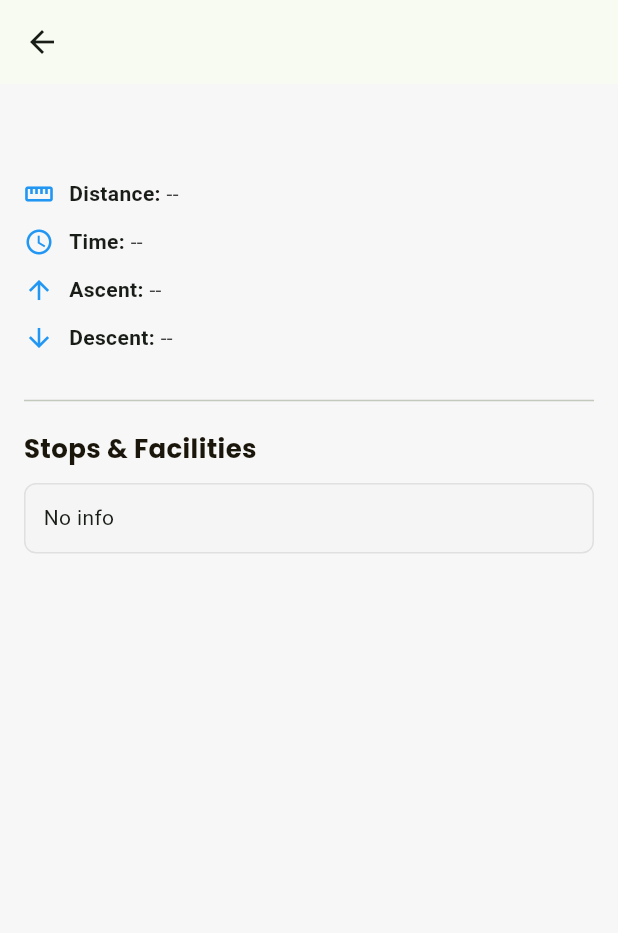
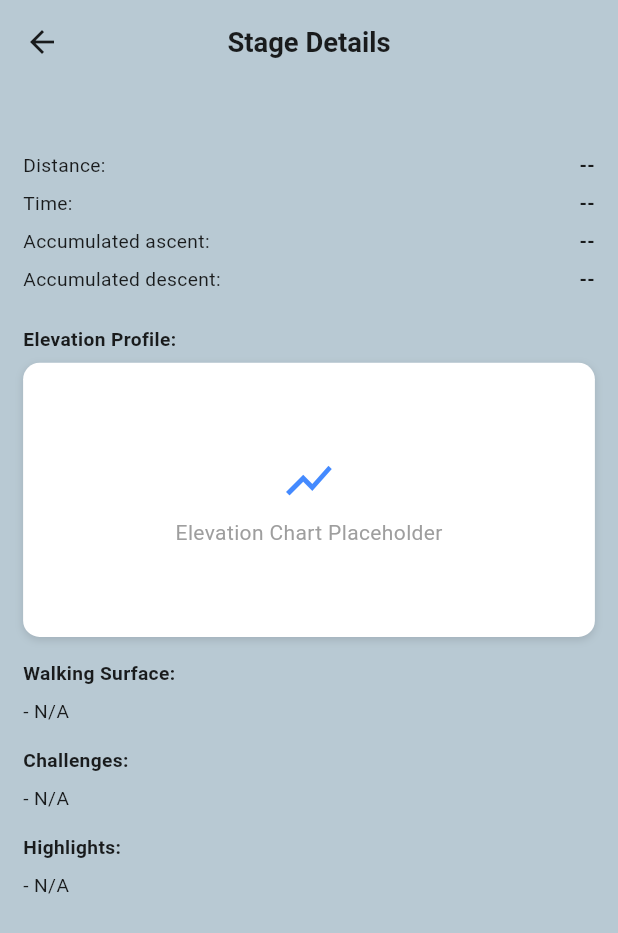
Before and after one commit to NishadMiah/ofline_map, a Flutter app: the StageDetails screen opened directly with empty values, on a phone screen of 412 x 824 dp. Shown: the top 933 px of the screen. Run offline on Flutter 3.47's test engine with Material 3 defaults, Android fonts, the phone set to English and light mode, and no system bars; our stand-ins replace file_picker, flutter_map, flutter_screenutil, geolocator, get, google_fonts and 2 more; missing offline and left inert: syncfusion_flutter_pdf.

Commit message:
stage ok

```diff
--- a/lib/view/screens/home/home_screen.dart
+++ b/lib/view/screens/home/home_screen.dart
@@ -5,7 +5,6 @@ import 'package:ofline_map/core/app_routes/app_routes.dart';
 import 'package:ofline_map/view/screens/home/controller/home_controller.dart';
 import 'package:ofline_map/utils/app_colors/app_colors.dart';
 import 'package:flutter_screenutil/flutter_screenutil.dart';
-import 'package:latlong2/latlong.dart';
 
 class HomeScreen extends StatelessWidget {
   HomeScreen({super.key});
--- a/lib/view/screens/pdf_to_text/controller/pdf_to_text_controller.dart
+++ b/lib/view/screens/pdf_to_text/controller/pdf_to_text_controller.dart
@@ -117,31 +117,49 @@ class PdfToTextController extends GetxController {
       return regex.firstMatch(cleanText)?.group(1)?.trim();
     }
 
+    String? extractSection(String header) {
+      // Looks for "Header:" followed by content until the next header or end
+      final RegExp regex = RegExp(
+        '$header:\\s*(.*?)(?=\\s{3,}[A-Z][a-z]+:|Elevation Profile:|\$)',
+        caseSensitive: false,
+        dotAll: true,
+      );
+      return regex.firstMatch(cleanText)?.group(1)?.trim();
+    }
+
     // 1. Extract Stats
     selectedStageDetails['distance'] = extract('Distance') ?? "N/A";
     selectedStageDetails['time'] = extract('Time') ?? "N/A";
-    selectedStageDetails['ascent'] = extract('Ascent') ?? "N/A";
-    selectedStageDetails['descent'] = extract('Descent') ?? "N/A";
+    selectedStageDetails['ascent'] =
+        extract('Accumulated ascent') ?? extract('Ascent') ?? "N/A";
+    selectedStageDetails['descent'] =
+        extract('Accumulated descent') ?? extract('Descent') ?? "N/A";
 
-    // 2. Extract Stops / Table
-    // The Syncfusion extractor often marks tables with "The following table:"
-    // We try to grab everything after "Stops along the route"
-    final RegExp stopsRegex = RegExp(
-      r"Stops along the route.*?(The following table:.*)",
-      caseSensitive: false,
-    );
-    final match = stopsRegex.firstMatch(cleanText);
+    // 2. Extract Sections
+    // Walking Surface
+    String? walkingSurface = extractSection('Walking Surface');
+    if (walkingSurface != null) {
+      // Clean up bullet points if they are just dashes or newlines
+      walkingSurface = walkingSurface.replaceAll(RegExp(r'\s{3,}'), '\n');
+    }
+    selectedStageDetails['walking_surface'] = walkingSurface ?? "N/A";
 
-    if (match != null) {
-      // Clean up the table text to make it readable
-      String rawTable = match.group(1)!;
-      // Remove regex artifacts like quotes or brackets if present
-      selectedStageDetails['stops'] = rawTable
-          .replaceAll('","', ' | ')
-          .replaceAll('"', '')
-          .replaceAll('   ', '\n');
-    } else {
-      selectedStageDetails['stops'] = "No specific stops listed on this page.";
+    // Challenges
+    String? challenges = extractSection('Challenges');
+    if (challenges != null) {
+      challenges = challenges.replaceAll(RegExp(r'\s{3,}'), '\n');
     }
+    selectedStageDetails['challenges'] = challenges ?? "N/A";
+
+    // Highlights
+    String? highlights = extractSection('Highlights');
+    if (highlights != null) {
+      highlights = highlights.replaceAll(RegExp(r'\s{3,}'), '\n');
+    }
+    selectedStageDetails['highlights'] = highlights ?? "N/A";
+
+    // 3. Elevation Profile (Placeholder as we can't extract image from text)
+    selectedStageDetails['elevation_profile'] =
+        "true"; // Flag to show placeholder
   }
 }
--- a/lib/view/screens/pdf_to_text/stage_details/stage_details.dart
+++ b/lib/view/screens/pdf_to_text/stage_details/stage_details.dart
@@ -1,34 +1,42 @@
 import 'package:flutter/material.dart';
 import 'package:get/get.dart';
-// CHANGE THIS IMPORT to match your project
+import 'package:flutter_screenutil/flutter_screenutil.dart';
 import 'package:ofline_map/view/screens/pdf_to_text/controller/pdf_to_text_controller.dart';
-import 'package:ofline_map/view/components/custom_text/custom_text.dart';
 
-class StageDetails extends StatefulWidget {
+class StageDetails extends StatelessWidget {
   const StageDetails({super.key});
 
   @override
-  State<StageDetails> createState() => _StageDetailsState();
-}
+  Widget build(BuildContext context) {
+    final controller = Get.find<PdfToTextController>();
+    final Map<String, dynamic> args = Get.arguments;
 
-class _StageDetailsState extends State<StageDetails> {
-  // Get the controller instance
-  final controller = Get.find<PdfToTextController>();
+    // Trigger data load
+    // Using a microtask to avoid calling setState during build if the controller updates immediately
+    Future.microtask(() => controller.loadStageDetail(args['page']));
 
-  // Get the arguments passed from the list (The Map: {stage:..., page:...})
-  final Map<String, dynamic> args = Get.arguments;
+    // Custom background color based on the image (Light Blue-Grey)
+    final backgroundColor = Color(0xFFB8C9D3);
 
-  @override
-  void initState() {
-    super.initState();
-    // Trigger loading the specific page when screen opens
-    controller.loadStageDetail(args['page']);
-  }
-
-  @override
-  Widget build(BuildContext context) {
     return Scaffold(
-      appBar: AppBar(title: Text(args['stage'] ?? "Details")),
+      backgroundColor: backgroundColor,
+      appBar: AppBar(
+        backgroundColor: backgroundColor,
+        elevation: 0,
+        leading: IconButton(
+          icon: Icon(Icons.arrow_back, color: Colors.black87),
+          onPressed: () => Get.back(),
+        ),
+        centerTitle: true,
+        title: Text(
+          "Stage Details",
+          style: TextStyle(
+            color: Colors.black87,
+            fontSize: 20.sp,
+            fontWeight: FontWeight.bold,
+          ),
+        ),
+      ),
       body: Obx(() {
         if (controller.isDetailLoading.value) {
           return const Center(child: CircularProgressIndicator());
@@ -37,46 +45,91 @@ class _StageDetailsState extends State<StageDetails> {
         final data = controller.selectedStageDetails;
 
         return SingleChildScrollView(
-          padding: const EdgeInsets.all(16.0),
+          padding: EdgeInsets.symmetric(horizontal: 16.w, vertical: 10.h),
           child: Column(
             crossAxisAlignment: CrossAxisAlignment.start,
             children: [
-              // --- HEADER SECTION ---
-              CustomText(
-                text: args['route'] ?? "",
-                fontSize: 20,
-                fontWeight: FontWeight.bold,
-              ),
-              const SizedBox(height: 20),
-
-              // --- STATS GRID ---
-              _buildStatRow("Distance", data['distance'], Icons.straighten),
-              _buildStatRow("Time", data['time'], Icons.access_time),
-              _buildStatRow("Ascent", data['ascent'], Icons.arrow_upward),
-              _buildStatRow("Descent", data['descent'], Icons.arrow_downward),
-
-              const Divider(height: 40),
-
-              // --- STOPS SECTION ---
-              const CustomText(
-                text: "Stops & Facilities",
-                fontSize: 18,
-                fontWeight: FontWeight.bold,
-              ),
-              const SizedBox(height: 10),
-              Container(
-                width: double.infinity,
-                padding: const EdgeInsets.all(12),
-                decoration: BoxDecoration(
-                  color: Colors.grey.shade100,
-                  borderRadius: BorderRadius.circular(8),
-                  border: Border.all(color: Colors.grey.shade300),
-                ),
-                child: Text(
-                  data['stops'] ?? "No info",
-                  style: const TextStyle(height: 1.5, fontSize: 14),
+              // --- Header: Route Name ---
+              Text(
+                args['route'] ?? "Route Name",
+                style: TextStyle(
+                  fontSize: 16.sp,
+                  fontWeight: FontWeight.w600,
+                  color: Colors.black87,
                 ),
               ),
+              SizedBox(height: 16.h),
+
+              // --- Stats Grid ---
+              _buildStatRow("Distance", data['distance']),
+              _buildStatRow("Time", data['time']),
+              _buildStatRow("Accumulated ascent", data['ascent']),
+              _buildStatRow("Accumulated descent", data['descent']),
+
+              SizedBox(height: 16.h),
+
+              // --- Elevation Profile ---
+              Text(
+                "Elevation Profile:",
+                style: TextStyle(
+                  fontSize: 14.sp,
+                  fontWeight: FontWeight.bold,
+                  color: Colors.black87,
+                ),
+              ),
+              SizedBox(height: 8.h),
+              Container(
+                height: 200.h,
+                width: double.infinity,
+                decoration: BoxDecoration(
+                  color: Colors.white,
+                  borderRadius: BorderRadius.circular(12.r),
+                  boxShadow: [
+                    BoxShadow(
+                      color: Colors.black12,
+                      blurRadius: 4,
+                      offset: Offset(0, 2),
+                    ),
+                  ],
+                ),
+                child: Center(
+                  child: Column(
+                    mainAxisAlignment: MainAxisAlignment.center,
+                    children: [
+                      Icon(
+                        Icons.show_chart,
+                        size: 40.sp,
+                        color: Colors.blueAccent,
+                      ),
+                      SizedBox(height: 8.h),
+                      Text(
+                        "Elevation Chart Placeholder",
+                        style: TextStyle(color: Colors.grey),
+                      ),
+                    ],
+                  ),
+                ),
+              ),
+
+              SizedBox(height: 16.h),
+
+              // --- Walking Surface ---
+              _buildSectionTitle("Walking Surface:"),
+              _buildBulletPoints(data['walking_surface']),
+
+              SizedBox(height: 16.h),
+
+              // --- Challenges ---
+              _buildSectionTitle("Challenges:"),
+              _buildBulletPoints(data['challenges']),
+
+              SizedBox(height: 16.h),
+
+              // --- Highlights ---
+              _buildSectionTitle("Highlights:"),
+              _buildBulletPoints(data['highlights']),
+
+              SizedBox(height: 30.h),
             ],
           ),
         );
@@ -84,22 +137,78 @@ class _StageDetailsState extends State<StageDetails> {
     );
   }
 
-  Widget _buildStatRow(String label, String? value, IconData icon) {
+  Widget _buildStatRow(String label, String? value) {
     return Padding(
-      padding: const EdgeInsets.only(bottom: 12.0),
+      padding: EdgeInsets.only(bottom: 8.h),
       child: Row(
+        mainAxisAlignment: MainAxisAlignment.spaceBetween,
         children: [
-          Icon(icon, size: 20, color: Colors.blue),
-          const SizedBox(width: 10),
-          Text("$label: ", style: const TextStyle(fontWeight: FontWeight.w600)),
-          Expanded(
-            child: Text(
-              value ?? "--",
-              style: TextStyle(color: Colors.grey.shade800),
+          Text(
+            "$label:",
+            style: TextStyle(fontSize: 14.sp, color: Colors.black87),
+          ),
+          Text(
+            value ?? "--",
+            style: TextStyle(
+              fontSize: 14.sp,
+              fontWeight: FontWeight.bold,
+              color: Colors.black87,
             ),
           ),
         ],
       ),
     );
   }
+
+  Widget _buildSectionTitle(String title) {
+    return Padding(
+      padding: EdgeInsets.only(bottom: 8.h),
+      child: Text(
+        title,
+        style: TextStyle(
+          fontSize: 14.sp,
+          fontWeight: FontWeight.bold,
+          color: Colors.black87,
+        ),
+      ),
+    );
+  }
+
+  Widget _buildBulletPoints(String? content) {
+    if (content == null || content == "N/A") {
+      return Text(
+        "- N/A",
+        style: TextStyle(fontSize: 14.sp, color: Colors.black87),
+      );
+    }
+
+    // Split by newlines and create a list of widgets
+    List<String> lines = content.split('\n');
+    return Column(
+      crossAxisAlignment: CrossAxisAlignment.start,
+      children: lines.map((line) {
+        if (line.trim().isEmpty) return SizedBox.shrink();
+        return Padding(
+          padding: EdgeInsets.only(bottom: 4.h),
+          child: Row(
+            crossAxisAlignment: CrossAxisAlignment.start,
+            children: [
+              Text(
+                "- ",
+                style: TextStyle(fontSize: 14.sp, color: Colors.black87),
+              ),
+              Expanded(
+                child: Text(
+                  line.trim().startsWith('-')
+                      ? line.trim().substring(1).trim()
+                      : line.trim(),
+                  style: TextStyle(fontSize: 14.sp, color: Colors.black87),
+                ),
+              ),
+            ],
+          ),
+        );
+      }).toList(),
+    );
+  }
 }
```
